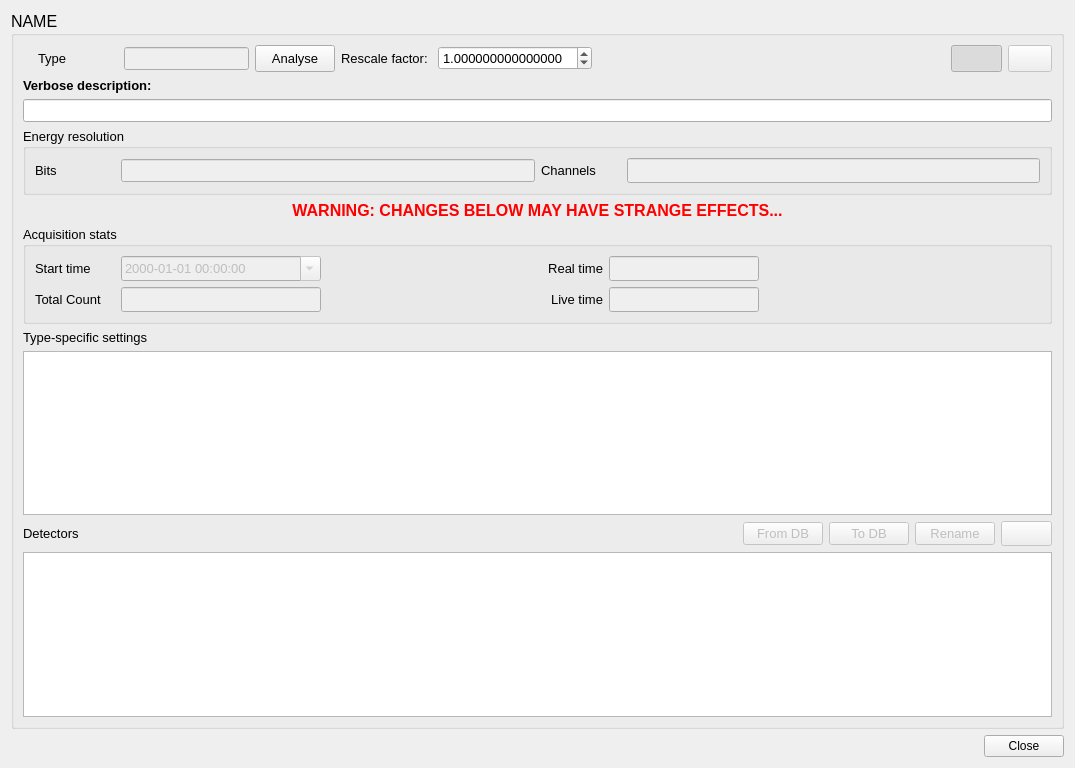
Qt form gui/daq/dialog_spectrum.ui (usnistgov/qpx-gamma) before a commit.
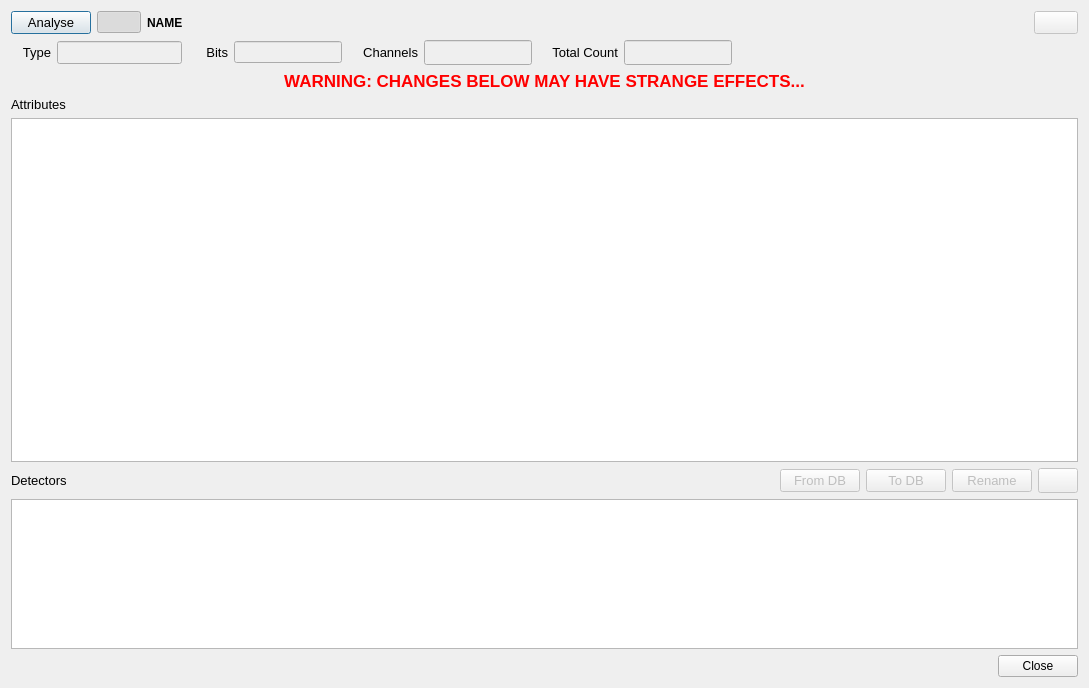
The same form after that commit. Icons and pictures are not drawn. Custom widgets are drawn as their Qt base class.

Commit message: spectrum attributes as variants

```diff
--- a/gui/daq/dialog_spectrum.ui
+++ b/gui/daq/dialog_spectrum.ui
@@ -6,8 +6,8 @@
    <rect>
     <x>0</x>
     <y>0</y>
-    <width>1075</width>
-    <height>768</height>
+    <width>1089</width>
+    <height>688</height>
    </rect>
   </property>
   <property name="windowTitle">
@@ -17,44 +17,207 @@
    <iconset>
     <normaloff>:/new/icons/qpx.xpm</normaloff>:/new/icons/qpx.xpm</iconset>
   </property>
-  <layout class="QGridLayout" name="gridLayout_5">
-   <item row="0" column="0">
-    <widget class="QGroupBox" name="groupSpectrum">
-     <property name="font">
-      <font>
-       <pointsize>12</pointsize>
-      </font>
-     </property>
-     <property name="title">
-      <string>NAME</string>
-     </property>
      <layout class="QGridLayout" name="gridLayout">
-      <item row="3" column="0">
-       <layout class="QHBoxLayout" name="horizontalLayout_11">
-        <item>
-         <widget class="QGroupBox" name="groupBox_3">
-          <property name="font">
-           <font>
-            <pointsize>10</pointsize>
-           </font>
-          </property>
-          <property name="title">
-           <string>Energy resolution</string>
-          </property>
-          <layout class="QGridLayout" name="gridLayout_3">
            <item row="0" column="0">
+    <layout class="QHBoxLayout" name="horizontalLayout">
+     <item>
+      <widget class="QPushButton" name="pushAnalyse">
+       <property name="enabled">
+        <bool>true</bool>
+       </property>
+       <property name="sizePolicy">
+        <sizepolicy hsizetype="Maximum" vsizetype="Minimum">
+         <horstretch>0</horstretch>
+         <verstretch>0</verstretch>
+        </sizepolicy>
+       </property>
+       <property name="minimumSize">
+        <size>
+         <width>80</width>
+         <height>0</height>
+        </size>
+       </property>
+       <property name="maximumSize">
+        <size>
+         <width>16777215</width>
+         <height>32</height>
+        </size>
+       </property>
+       <property name="font">
+        <font>
+         <pointsize>10</pointsize>
+        </font>
+       </property>
+       <property name="toolTip">
+        <string>Randomize color</string>
+       </property>
+       <property name="text">
+        <string>Analyse</string>
+       </property>
+       <property name="icon">
+        <iconset resource="../resources/qpxres.qrc">
+         <normaloff>:/icons/oxy/16/document_preview.png</normaloff>:/icons/oxy/16/document_preview.png</iconset>
+       </property>
+      </widget>
+     </item>
+     <item>
+      <widget class="QPushButton" name="pushLock">
+       <property name="sizePolicy">
+        <sizepolicy hsizetype="Maximum" vsizetype="Fixed">
+         <horstretch>0</horstretch>
+         <verstretch>0</verstretch>
+        </sizepolicy>
+       </property>
+       <property name="minimumSize">
+        <size>
+         <width>44</width>
+         <height>0</height>
+        </size>
+       </property>
+       <property name="toolTip">
+        <string>Allow changes to metadata</string>
+       </property>
+       <property name="text">
+        <string/>
+       </property>
+       <property name="icon">
+        <iconset resource="../resources/qpxres.qrc">
+         <normaloff>:/icons/oxy/16/document_encrypt.png</normaloff>
+         <normalon>:/new/icons/oxy/document_encrypt.png</normalon>:/icons/oxy/16/document_encrypt.png</iconset>
+       </property>
+       <property name="checkable">
+        <bool>true</bool>
+       </property>
+       <property name="checked">
+        <bool>true</bool>
+       </property>
+      </widget>
+     </item>
+     <item>
+      <widget class="QLabel" name="labelName">
+       <property name="font">
+        <font>
+         <weight>75</weight>
+         <bold>true</bold>
+        </font>
+       </property>
+       <property name="text">
+        <string>NAME</string>
+       </property>
+      </widget>
+     </item>
+     <item>
+      <widget class="QPushButton" name="pushDelete">
+       <property name="enabled">
+        <bool>false</bool>
+       </property>
+       <property name="maximumSize">
+        <size>
+         <width>44</width>
+         <height>32</height>
+        </size>
+       </property>
+       <property name="toolTip">
+        <string>Delete spectrum from project</string>
+       </property>
+       <property name="text">
+        <string/>
+       </property>
+       <property name="icon">
+        <iconset resource="../resources/qpxres.qrc">
+         <normaloff>:/icons/oxy/16/editdelete.png</normaloff>:/icons/oxy/16/editdelete.png</iconset>
+       </property>
+      </widget>
+     </item>
+    </layout>
+   </item>
+   <item row="1" column="0">
             <layout class="QHBoxLayout" name="horizontalLayout_4">
+     <item>
+      <widget class="QLabel" name="label">
+       <property name="sizePolicy">
+        <sizepolicy hsizetype="Maximum" vsizetype="Preferred">
+         <horstretch>0</horstretch>
+         <verstretch>0</verstretch>
+        </sizepolicy>
+       </property>
+       <property name="minimumSize">
+        <size>
+         <width>40</width>
+         <height>25</height>
+        </size>
+       </property>
+       <property name="maximumSize">
+        <size>
+         <width>40</width>
+         <height>16777215</height>
+        </size>
+       </property>
+       <property name="font">
+        <font>
+         <pointsize>10</pointsize>
+        </font>
+       </property>
+       <property name="text">
+        <string>Type</string>
+       </property>
+       <property name="alignment">
+        <set>Qt::AlignRight|Qt::AlignTrailing|Qt::AlignVCenter</set>
+       </property>
+      </widget>
+     </item>
+     <item>
+      <widget class="QLineEdit" name="lineType">
+       <property name="enabled">
+        <bool>false</bool>
+       </property>
+       <property name="sizePolicy">
+        <sizepolicy hsizetype="Maximum" vsizetype="Fixed">
+         <horstretch>0</horstretch>
+         <verstretch>0</verstretch>
+        </sizepolicy>
+       </property>
+       <property name="minimumSize">
+        <size>
+         <width>100</width>
+         <height>0</height>
+        </size>
+       </property>
+       <property name="font">
+        <font>
+         <pointsize>10</pointsize>
+        </font>
+       </property>
+       <property name="clearButtonEnabled">
+        <bool>false</bool>
+       </property>
+      </widget>
+     </item>
              <item>
               <widget class="QLabel" name="label_3">
                <property name="minimumSize">
                 <size>
-                 <width>80</width>
+         <width>40</width>
                  <height>25</height>
                 </size>
                </property>
+       <property name="maximumSize">
+        <size>
+         <width>40</width>
+         <height>16777215</height>
+        </size>
+       </property>
+       <property name="font">
+        <font>
+         <pointsize>10</pointsize>
+        </font>
+       </property>
                <property name="text">
                 <string>Bits</string>
                </property>
+       <property name="alignment">
+        <set>Qt::AlignRight|Qt::AlignTrailing|Qt::AlignVCenter</set>
+       </property>
               </widget>
              </item>
              <item>
@@ -62,19 +225,45 @@
                <property name="enabled">
                 <bool>false</bool>
                </property>
+       <property name="sizePolicy">
+        <sizepolicy hsizetype="Maximum" vsizetype="Fixed">
+         <horstretch>0</horstretch>
+         <verstretch>0</verstretch>
+        </sizepolicy>
+       </property>
+       <property name="minimumSize">
+        <size>
+         <width>100</width>
+         <height>0</height>
+        </size>
+       </property>
               </widget>
              </item>
              <item>
               <widget class="QLabel" name="label_7">
                <property name="minimumSize">
                 <size>
-                 <width>80</width>
+         <width>70</width>
                  <height>25</height>
                 </size>
                </property>
+       <property name="maximumSize">
+        <size>
+         <width>70</width>
+         <height>16777215</height>
+        </size>
+       </property>
+       <property name="font">
+        <font>
+         <pointsize>10</pointsize>
+        </font>
+       </property>
                <property name="text">
                 <string>Channels</string>
                </property>
+       <property name="alignment">
+        <set>Qt::AlignRight|Qt::AlignTrailing|Qt::AlignVCenter</set>
+       </property>
               </widget>
              </item>
              <item>
@@ -83,7 +272,7 @@
                 <bool>false</bool>
                </property>
                <property name="sizePolicy">
-                <sizepolicy hsizetype="MinimumExpanding" vsizetype="Fixed">
+        <sizepolicy hsizetype="Maximum" vsizetype="Fixed">
                  <horstretch>0</horstretch>
                  <verstretch>0</verstretch>
                 </sizepolicy>
@@ -96,23 +285,81 @@
                </property>
               </widget>
              </item>
-            </layout>
-           </item>
-          </layout>
-         </widget>
-        </item>
-       </layout>
-      </item>
-      <item row="13" column="0">
-       <widget class="QTableView" name="tableDetectors"/>
-      </item>
-      <item row="4" column="0">
+     <item>
+      <widget class="QLabel" name="label_8">
+       <property name="sizePolicy">
+        <sizepolicy hsizetype="Maximum" vsizetype="Preferred">
+         <horstretch>0</horstretch>
+         <verstretch>0</verstretch>
+        </sizepolicy>
+       </property>
+       <property name="minimumSize">
+        <size>
+         <width>80</width>
+         <height>0</height>
+        </size>
+       </property>
+       <property name="maximumSize">
+        <size>
+         <width>80</width>
+         <height>16777215</height>
+        </size>
+       </property>
+       <property name="font">
+        <font>
+         <pointsize>10</pointsize>
+        </font>
+       </property>
+       <property name="text">
+        <string>Total Count</string>
+       </property>
+       <property name="alignment">
+        <set>Qt::AlignRight|Qt::AlignTrailing|Qt::AlignVCenter</set>
+       </property>
+      </widget>
+     </item>
+     <item>
+      <widget class="QLineEdit" name="lineTotalCount">
+       <property name="enabled">
+        <bool>false</bool>
+       </property>
+       <property name="sizePolicy">
+        <sizepolicy hsizetype="Maximum" vsizetype="Fixed">
+         <horstretch>0</horstretch>
+         <verstretch>0</verstretch>
+        </sizepolicy>
+       </property>
+       <property name="minimumSize">
+        <size>
+         <width>100</width>
+         <height>25</height>
+        </size>
+       </property>
+       <property name="maximumSize">
+        <size>
+         <width>16777215</width>
+         <height>16777215</height>
+        </size>
+       </property>
+      </widget>
+     </item>
+     <item>
+      <widget class="QLabel" name="label_2">
+       <property name="text">
+        <string/>
+       </property>
+      </widget>
+     </item>
+    </layout>
+   </item>
+   <item row="2" column="0">
        <widget class="QLabel" name="labelWarning">
         <property name="enabled">
          <bool>true</bool>
         </property>
         <property name="font">
          <font>
+       <pointsize>13</pointsize>
           <weight>75</weight>
           <bold>true</bold>
           <stylestrategy>PreferAntialias</stylestrategy>
@@ -129,7 +376,22 @@
         </property>
        </widget>
       </item>
-      <item row="10" column="0">
+   <item row="3" column="0">
+    <widget class="QLabel" name="label_13">
+     <property name="font">
+      <font>
+       <pointsize>10</pointsize>
+      </font>
+     </property>
+     <property name="text">
+      <string>Attributes</string>
+     </property>
+    </widget>
+   </item>
+   <item row="4" column="0">
+    <widget class="QTreeView" name="treeAttribs"/>
+   </item>
+   <item row="5" column="0">
        <layout class="QHBoxLayout" name="horizontalLayout_5">
         <property name="sizeConstraint">
          <enum>QLayout::SetMinimumSize</enum>
@@ -252,497 +514,17 @@
         </item>
        </layout>
       </item>
-      <item row="5" column="0">
-       <widget class="QGroupBox" name="groupBox_4">
-        <property name="font">
-         <font>
-          <pointsize>10</pointsize>
-         </font>
-        </property>
-        <property name="title">
-         <string>Acquisition stats</string>
-        </property>
-        <layout class="QGridLayout" name="gridLayout_4">
-         <item row="1" column="0">
-          <layout class="QHBoxLayout" name="horizontalLayout_9">
-           <item>
-            <widget class="QLabel" name="label_8">
-             <property name="sizePolicy">
-              <sizepolicy hsizetype="Maximum" vsizetype="Preferred">
-               <horstretch>0</horstretch>
-               <verstretch>0</verstretch>
-              </sizepolicy>
-             </property>
-             <property name="minimumSize">
-              <size>
-               <width>80</width>
-               <height>0</height>
-              </size>
-             </property>
-             <property name="maximumSize">
-              <size>
-               <width>80</width>
-               <height>16777215</height>
-              </size>
-             </property>
-             <property name="text">
-              <string>Total Count</string>
-             </property>
-            </widget>
-           </item>
-           <item>
-            <widget class="QLineEdit" name="lineTotalCount">
-             <property name="enabled">
-              <bool>false</bool>
-             </property>
-             <property name="minimumSize">
-              <size>
-               <width>200</width>
-               <height>25</height>
-              </size>
-             </property>
-             <property name="maximumSize">
-              <size>
-               <width>200</width>
-               <height>16777215</height>
-              </size>
-             </property>
-            </widget>
-           </item>
-           <item>
-            <widget class="QLabel" name="label_10">
-             <property name="minimumSize">
-              <size>
-               <width>80</width>
-               <height>0</height>
-              </size>
-             </property>
-             <property name="text">
-              <string>Live time</string>
-             </property>
-             <property name="alignment">
-              <set>Qt::AlignRight|Qt::AlignTrailing|Qt::AlignVCenter</set>
-             </property>
-            </widget>
-           </item>
-           <item>
-            <widget class="QLineEdit" name="lineLiveTime">
-             <property name="enabled">
-              <bool>false</bool>
-             </property>
-             <property name="minimumSize">
-              <size>
-               <width>150</width>
-               <height>25</height>
-              </size>
-             </property>
-             <property name="maximumSize">
-              <size>
-               <width>150</width>
-               <height>16777215</height>
-              </size>
-             </property>
-            </widget>
-           </item>
-           <item>
-            <widget class="TimeDurationWidget" name="durationLive" native="true">
-             <property name="enabled">
-              <bool>false</bool>
-             </property>
-             <property name="minimumSize">
-              <size>
-               <width>100</width>
-               <height>0</height>
-              </size>
-             </property>
-            </widget>
-           </item>
-          </layout>
-         </item>
-         <item row="0" column="0">
-          <layout class="QHBoxLayout" name="horizontalLayout_8">
-           <item>
-            <widget class="QLabel" name="label_11">
-             <property name="sizePolicy">
-              <sizepolicy hsizetype="Maximum" vsizetype="Preferred">
-               <horstretch>0</horstretch>
-               <verstretch>0</verstretch>
-              </sizepolicy>
-             </property>
-             <property name="minimumSize">
-              <size>
-               <width>80</width>
-               <height>0</height>
-              </size>
-             </property>
-             <property name="maximumSize">
-              <size>
-               <width>80</width>
-               <height>16777215</height>
-              </size>
-             </property>
-             <property name="text">
-              <string>Start time</string>
-             </property>
-            </widget>
-           </item>
-           <item>
-            <widget class="QDateTimeEdit" name="dateTimeStart">
-             <property name="enabled">
-              <bool>false</bool>
-             </property>
-             <property name="minimumSize">
-              <size>
-               <width>200</width>
-               <height>25</height>
-              </size>
-             </property>
-             <property name="maximumSize">
-              <size>
-               <width>200</width>
-               <height>16777215</height>
-              </size>
-             </property>
-             <property name="displayFormat">
-              <string>yyyy-MM-dd HH:mm:ss</string>
-             </property>
-             <property name="calendarPopup">
-              <bool>true</bool>
-             </property>
-             <property name="timeSpec">
-              <enum>Qt::UTC</enum>
-             </property>
-            </widget>
-           </item>
-           <item>
-            <widget class="QLabel" name="label_9">
-             <property name="minimumSize">
-              <size>
-               <width>80</width>
-               <height>0</height>
-              </size>
-             </property>
-             <property name="text">
-              <string>Real time</string>
-             </property>
-             <property name="alignment">
-              <set>Qt::AlignRight|Qt::AlignTrailing|Qt::AlignVCenter</set>
-             </property>
-            </widget>
-           </item>
-           <item>
-            <widget class="QLineEdit" name="lineRealTime">
-             <property name="enabled">
-              <bool>false</bool>
-             </property>
-             <property name="minimumSize">
-              <size>
-               <width>150</width>
-               <height>25</height>
-              </size>
-             </property>
-             <property name="maximumSize">
-              <size>
-               <width>150</width>
-               <height>16777215</height>
-              </size>
-             </property>
-            </widget>
-           </item>
-           <item>
-            <widget class="TimeDurationWidget" name="durationReal" native="true">
-             <property name="enabled">
-              <bool>false</bool>
-             </property>
-             <property name="minimumSize">
-              <size>
-               <width>100</width>
-               <height>0</height>
-              </size>
-             </property>
-            </widget>
-           </item>
-          </layout>
-         </item>
-        </layout>
-       </widget>
-      </item>
-      <item row="1" column="0">
-       <widget class="QLabel" name="label_2">
-        <property name="font">
-         <font>
-          <pointsize>10</pointsize>
-          <weight>75</weight>
-          <bold>true</bold>
-         </font>
-        </property>
-        <property name="text">
-         <string>Verbose description:</string>
-        </property>
-       </widget>
-      </item>
-      <item row="7" column="0">
-       <widget class="QTreeView" name="treeAttribs"/>
-      </item>
-      <item row="2" column="0">
-       <widget class="QLineEdit" name="lineDescription">
-        <property name="enabled">
-         <bool>true</bool>
-        </property>
-        <property name="font">
-         <font>
-          <pointsize>10</pointsize>
-         </font>
-        </property>
-       </widget>
-      </item>
-      <item row="0" column="0">
-       <layout class="QHBoxLayout" name="horizontalLayout">
-        <item>
-         <spacer name="horizontalSpacer_2">
-          <property name="orientation">
-           <enum>Qt::Horizontal</enum>
-          </property>
-          <property name="sizeType">
-           <enum>QSizePolicy::Maximum</enum>
-          </property>
-          <property name="sizeHint" stdset="0">
-           <size>
-            <width>15</width>
-            <height>20</height>
-           </size>
-          </property>
-         </spacer>
-        </item>
-        <item>
-         <widget class="QLabel" name="label">
-          <property name="sizePolicy">
-           <sizepolicy hsizetype="Maximum" vsizetype="Preferred">
-            <horstretch>0</horstretch>
-            <verstretch>0</verstretch>
-           </sizepolicy>
-          </property>
-          <property name="minimumSize">
-           <size>
-            <width>80</width>
-            <height>25</height>
-           </size>
-          </property>
-          <property name="font">
-           <font>
-            <pointsize>10</pointsize>
-           </font>
-          </property>
-          <property name="text">
-           <string>Type</string>
-          </property>
-         </widget>
-        </item>
-        <item>
-         <widget class="QLineEdit" name="lineType">
-          <property name="enabled">
-           <bool>false</bool>
-          </property>
-          <property name="sizePolicy">
-           <sizepolicy hsizetype="Maximum" vsizetype="Fixed">
-            <horstretch>0</horstretch>
-            <verstretch>0</verstretch>
-           </sizepolicy>
-          </property>
-          <property name="font">
-           <font>
-            <pointsize>10</pointsize>
-           </font>
-          </property>
-         </widget>
-        </item>
-        <item>
-         <widget class="QPushButton" name="pushAnalyse">
-          <property name="enabled">
-           <bool>true</bool>
-          </property>
-          <property name="sizePolicy">
-           <sizepolicy hsizetype="Minimum" vsizetype="Minimum">
-            <horstretch>0</horstretch>
-            <verstretch>0</verstretch>
-           </sizepolicy>
-          </property>
-          <property name="minimumSize">
-           <size>
-            <width>44</width>
-            <height>0</height>
-           </size>
-          </property>
-          <property name="maximumSize">
-           <size>
-            <width>16777215</width>
-            <height>32</height>
-           </size>
-          </property>
-          <property name="font">
-           <font>
-            <pointsize>10</pointsize>
-           </font>
-          </property>
-          <property name="toolTip">
-           <string>Randomize color</string>
-          </property>
-          <property name="text">
-           <string>Analyse</string>
-          </property>
-          <property name="icon">
-           <iconset resource="../resources/qpxres.qrc">
-            <normaloff>:/icons/oxy/16/document_preview.png</normaloff>:/icons/oxy/16/document_preview.png</iconset>
-          </property>
-         </widget>
-        </item>
-        <item>
-         <widget class="QLabel" name="label_12">
-          <property name="sizePolicy">
-           <sizepolicy hsizetype="Maximum" vsizetype="Preferred">
-            <horstretch>0</horstretch>
-            <verstretch>0</verstretch>
-           </sizepolicy>
-          </property>
-          <property name="minimumSize">
-           <size>
-            <width>50</width>
-            <height>25</height>
-           </size>
-          </property>
-          <property name="font">
-           <font>
-            <pointsize>10</pointsize>
-           </font>
-          </property>
-          <property name="text">
-           <string>Rescale factor: </string>
-          </property>
-         </widget>
-        </item>
-        <item>
-         <widget class="QDoubleSpinBox" name="doubleRescaleFactor">
-          <property name="font">
-           <font>
-            <pointsize>10</pointsize>
-           </font>
-          </property>
-          <property name="decimals">
-           <number>15</number>
-          </property>
-          <property name="maximum">
-           <double>99999999999999997168788049560464200849936328366177157906432.000000000000000</double>
-          </property>
-          <property name="value">
-           <double>1.000000000000000</double>
-          </property>
-         </widget>
-        </item>
-        <item>
-         <spacer name="horizontalSpacer">
-          <property name="orientation">
-           <enum>Qt::Horizontal</enum>
-          </property>
-          <property name="sizeHint" stdset="0">
-           <size>
-            <width>40</width>
-            <height>20</height>
-           </size>
-          </property>
-         </spacer>
-        </item>
-        <item>
-         <widget class="QPushButton" name="pushLock">
-          <property name="sizePolicy">
-           <sizepolicy hsizetype="Maximum" vsizetype="Fixed">
-            <horstretch>0</horstretch>
-            <verstretch>0</verstretch>
-           </sizepolicy>
-          </property>
-          <property name="minimumSize">
-           <size>
-            <width>44</width>
-            <height>0</height>
-           </size>
-          </property>
-          <property name="toolTip">
-           <string>Allow changes to metadata</string>
-          </property>
-          <property name="text">
-           <string/>
-          </property>
-          <property name="icon">
-           <iconset resource="../resources/qpxres.qrc">
-            <normaloff>:/icons/oxy/16/document_encrypt.png</normaloff>
-            <normalon>:/new/icons/oxy/document_encrypt.png</normalon>:/icons/oxy/16/document_encrypt.png</iconset>
-          </property>
-          <property name="checkable">
-           <bool>true</bool>
-          </property>
-          <property name="checked">
-           <bool>true</bool>
-          </property>
-         </widget>
-        </item>
-        <item>
-         <widget class="QPushButton" name="pushDelete">
-          <property name="enabled">
-           <bool>false</bool>
-          </property>
-          <property name="maximumSize">
-           <size>
-            <width>44</width>
-            <height>32</height>
-           </size>
-          </property>
-          <property name="toolTip">
-           <string>Delete spectrum from project</string>
-          </property>
-          <property name="text">
-           <string/>
-          </property>
-          <property name="icon">
-           <iconset resource="../resources/qpxres.qrc">
-            <normaloff>:/icons/oxy/16/editdelete.png</normaloff>:/icons/oxy/16/editdelete.png</iconset>
-          </property>
-         </widget>
-        </item>
-       </layout>
-      </item>
       <item row="6" column="0">
-       <widget class="QLabel" name="label_13">
-        <property name="font">
-         <font>
-          <pointsize>10</pointsize>
-         </font>
-        </property>
-        <property name="text">
-         <string>Type-specific settings</string>
-        </property>
-       </widget>
-      </item>
-     </layout>
-    </widget>
-   </item>
-   <item row="3" column="0">
-    <layout class="QHBoxLayout" name="horizontalLayout_7">
-     <item>
-      <spacer name="horizontalSpacer_3">
-       <property name="orientation">
-        <enum>Qt::Horizontal</enum>
-       </property>
-       <property name="sizeType">
-        <enum>QSizePolicy::MinimumExpanding</enum>
-       </property>
-       <property name="sizeHint" stdset="0">
+    <widget class="QTableView" name="tableDetectors">
+     <property name="maximumSize">
         <size>
-         <width>40</width>
-         <height>20</height>
-        </size>
-       </property>
-      </spacer>
-     </item>
-     <item>
+       <width>16777215</width>
+       <height>150</height>
+      </size>
+     </property>
+    </widget>
+   </item>
+   <item row="7" column="0">
       <widget class="QDialogButtonBox" name="buttonBox">
        <property name="orientation">
         <enum>Qt::Horizontal</enum>
@@ -753,17 +535,16 @@
       </widget>
      </item>
     </layout>
-   </item>
-  </layout>
+  <zorder>tableDetectors</zorder>
+  <zorder>treeAttribs</zorder>
+  <zorder>label_13</zorder>
+  <zorder>labelWarning</zorder>
+  <zorder>tableDetectors</zorder>
+  <zorder>treeAttribs</zorder>
+  <zorder>label_13</zorder>
+  <zorder>labelWarning</zorder>
+  <zorder>buttonBox</zorder>
  </widget>
- <customwidgets>
-  <customwidget>
-   <class>TimeDurationWidget</class>
-   <extends>QWidget</extends>
-   <header>time_duration_widget.h</header>
-   <container>1</container>
-  </customwidget>
- </customwidgets>
  <resources>
   <include location="../resources/qpxres.qrc"/>
  </resources>
```
Lines whose indentation alone changed are shown as unchanged. The commit also changes 13 other files.
